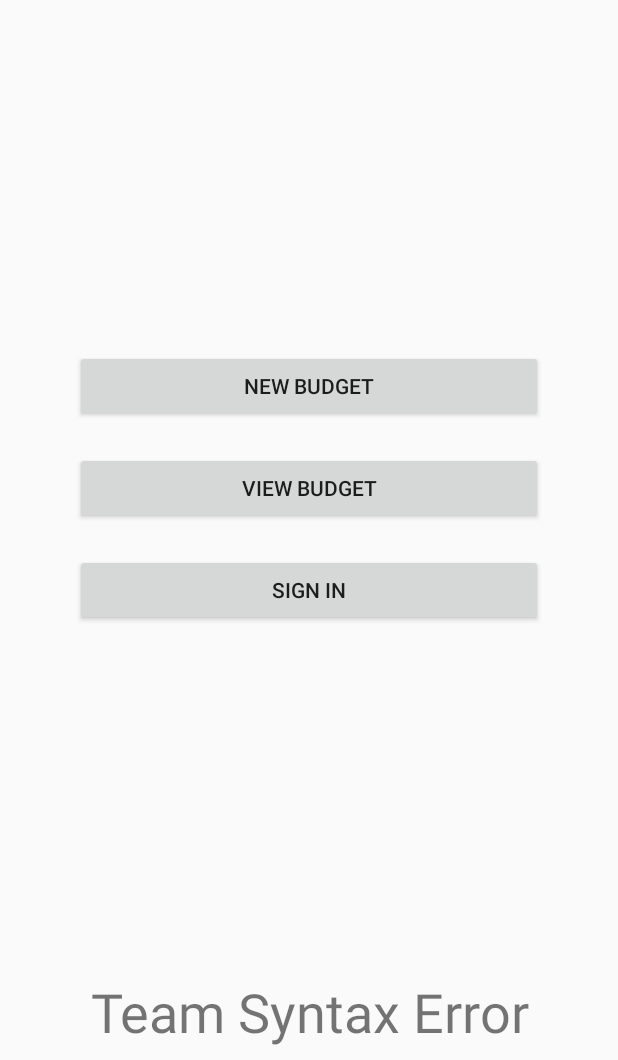
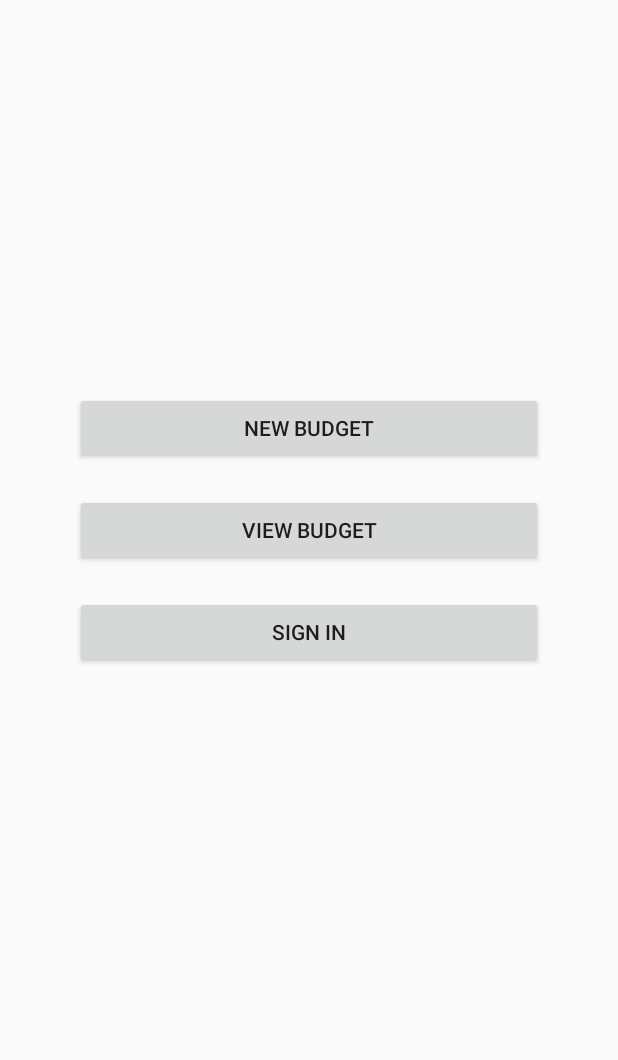
Before and after one commit to TeamSyntaxError/SmartBudgeter, an Android app: the screen it shows after launch (MainActivity), on a phone screen of 412 x 824 dp, the part 176-1236 px from its top. Run offline under Robolectric (Android 15) with nearby library versions, the phone set to English and light mode, and no system bars.

Commit message:
simple change

```diff
--- a/SmartBudget/app/src/main/java/com/syntaxerror/smartbudget/MainActivity.java
+++ b/SmartBudget/app/src/main/java/com/syntaxerror/smartbudget/MainActivity.java
@@ -9,5 +9,7 @@ public class MainActivity extends AppCompatActivity {
     protected void onCreate(Bundle savedInstanceState) {
         super.onCreate(savedInstanceState);
         setContentView(R.layout.activity_main);
+
+
     }
 }
--- a/SmartBudget/app/src/main/res/layout/activity_main.xml
+++ b/SmartBudget/app/src/main/res/layout/activity_main.xml
@@ -8,15 +8,6 @@
         tools:context="com.syntaxerror.smartbudget.MainActivity">
 
 
-    <TextView
-            android:text="Team Syntax Error"
-            android:textSize="36sp"
-            android:textAlignment="center"
-            android:layout_width="match_parent"
-            android:layout_height="wrap_content" android:id="@+id/textView6"
-            app:layout_constraintEnd_toEndOf="parent" android:layout_marginEnd="8dp"
-            app:layout_constraintStart_toStartOf="parent" android:layout_marginStart="8dp"
-            app:layout_constraintBottom_toBottomOf="parent" android:layout_marginBottom="8dp"/>
     <LinearLayout
             android:orientation="horizontal"
             android:layout_width="match_parent"
@@ -44,7 +35,7 @@
             android:layout_marginEnd="8dp"
             app:layout_constraintStart_toStartOf="@+id/linearLayout3" android:layout_marginStart="8dp"
             android:layout_marginTop="8dp" app:layout_constraintTop_toBottomOf="@+id/linearLayout3"
-            android:layout_marginBottom="8dp" app:layout_constraintBottom_toTopOf="@+id/textView6">
+            app:layout_constraintBottom_toBottomOf="parent" android:layout_marginBottom="8dp">
         <Button
                 android:text="New Budget"
                 android:padding="10dp"
```
